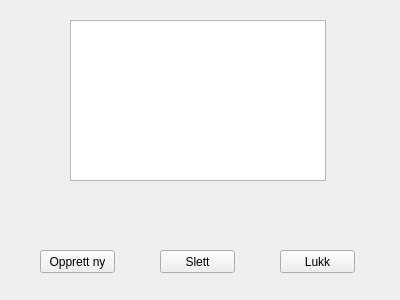
First picture: the form in contactsgui.ui, repository ArcticFqx/QTSkoleProsjekt, before the edit.
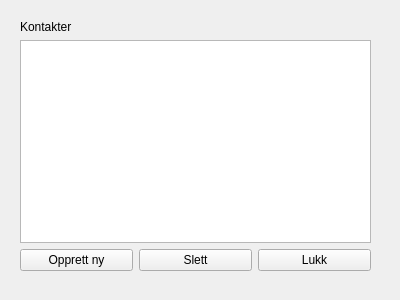
Second picture: the form after the edit.

What changed in the file:
```diff
--- a/contactsgui.ui
+++ b/contactsgui.ui
@@ -13,54 +13,48 @@
   <property name="windowTitle">
    <string>Form</string>
   </property>
-  <widget class="QPushButton" name="addButton">
+  <widget class="QWidget" name="">
    <property name="geometry">
     <rect>
-     <x>40</x>
-     <y>250</y>
-     <width>75</width>
-     <height>23</height>
-    </rect>
-   </property>
-   <property name="text">
-    <string>Opprett ny</string>
-   </property>
-  </widget>
-  <widget class="QPushButton" name="closeButton">
-   <property name="geometry">
-    <rect>
-     <x>280</x>
-     <y>250</y>
-     <width>75</width>
-     <height>23</height>
-    </rect>
-   </property>
-   <property name="text">
-    <string>Lukk</string>
-   </property>
-  </widget>
-  <widget class="QPushButton" name="deleteButton">
-   <property name="geometry">
-    <rect>
-     <x>160</x>
-     <y>250</y>
-     <width>75</width>
-     <height>23</height>
-    </rect>
-   </property>
-   <property name="text">
-    <string>Slett</string>
-   </property>
-  </widget>
-  <widget class="QListWidget" name="contactsList">
-   <property name="geometry">
-    <rect>
-     <x>70</x>
+     <x>20</x>
      <y>20</y>
-     <width>256</width>
-     <height>161</height>
+     <width>351</width>
+     <height>251</height>
     </rect>
    </property>
+   <layout class="QGridLayout" name="gridLayout">
+    <item row="0" column="0">
+     <widget class="QLabel" name="label">
+      <property name="text">
+       <string>Kontakter</string>
+      </property>
+     </widget>
+    </item>
+    <item row="1" column="0" colspan="3">
+     <widget class="QListWidget" name="contactsList"/>
+    </item>
+    <item row="2" column="0">
+     <widget class="QPushButton" name="addButton">
+      <property name="text">
+       <string>Opprett ny</string>
+      </property>
+     </widget>
+    </item>
+    <item row="2" column="1">
+     <widget class="QPushButton" name="deleteButton">
+      <property name="text">
+       <string>Slett</string>
+      </property>
+     </widget>
+    </item>
+    <item row="2" column="2">
+     <widget class="QPushButton" name="closeButton">
+      <property name="text">
+       <string>Lukk</string>
+      </property>
+     </widget>
+    </item>
+   </layout>
   </widget>
  </widget>
  <resources/>
```
Left out of the diff: 21 changed lines with no effect on the pictures.
